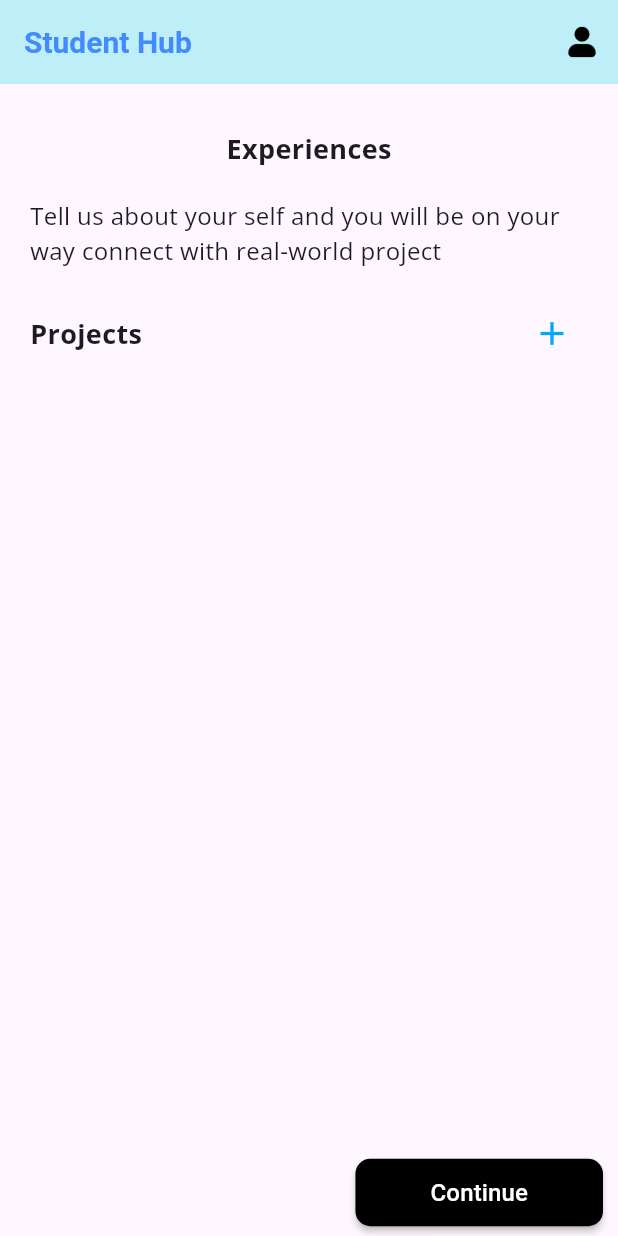
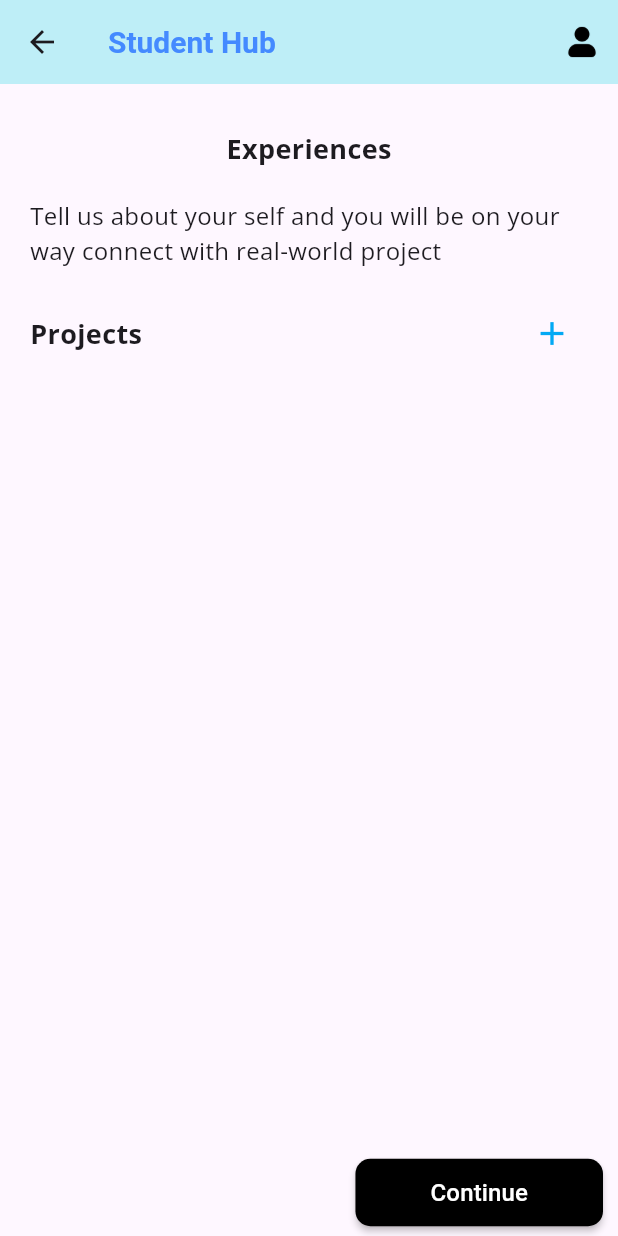
Before and after one commit to tranthienkhiem2608/student_hub, a Flutter app: the ProfileInputStudent1 screen opened directly with empty values, after a tap on "Next", on a phone screen of 412 x 824 dp. Run offline on Flutter 3.47's test engine with Material 3 defaults, Android fonts, the phone set to English and light mode, and no system bars; our stand-ins replace dotted_border, dropdown_search, email_validator, file_picker, flutter_hooks, google_fonts and 3 more; missing offline and left inert: bulleted_list, flutter_dropzone, textfield_tags; statements that could not run were skipped.

Commit message:
style: Edit the overall interface

```diff
--- a/student_hub/lib/views/auth/login_view.dart
+++ b/student_hub/lib/views/auth/login_view.dart
@@ -405,7 +405,7 @@ class _LoginPageState extends State<LoginPage>
                             style: TextStyle(
                                 color: Colors.blue,
                                 fontSize: 14.0,
-                                fontWeight: FontWeight.w400),
+                                fontWeight: FontWeight.bold),
                           ),
                         )
                       ],
--- a/student_hub/lib/views/pages/alert_page.dart
+++ b/student_hub/lib/views/pages/alert_page.dart
@@ -25,7 +25,7 @@ class AlertPage extends StatelessWidget {
                 alignment: Alignment.centerLeft,
                 child: Text(
                   'New',
-                  style: TextStyle(color: Color(0xFF0c9bab), fontSize: 25.0, fontWeight: FontWeight.bold),
+                  style: TextStyle(color: Color(0xFF0c9bab), fontSize: 20.0, fontWeight: FontWeight.bold),
                 ),
               ),
               SizedBox(height: 10),
@@ -52,7 +52,7 @@ class AlertPage extends StatelessWidget {
                 alignment: Alignment.centerLeft,
                 child: Text(
                   'Today',
-                  style: TextStyle(color: Color(0xFF0c9bab), fontSize: 25.0, fontWeight: FontWeight.bold),
+                  style: TextStyle(color: Color(0xFF0c9bab), fontSize: 20.0, fontWeight: FontWeight.bold),
                 ),
               ),
               SizedBox(height: 10),
@@ -79,7 +79,7 @@ class AlertPage extends StatelessWidget {
                 alignment: Alignment.centerLeft,
                 child: Text(
                   'Oldest',
-                  style: TextStyle(color: Color(0xFF0c9bab), fontSize: 25.0, fontWeight: FontWeight.bold),
+                  style: TextStyle(color: Color(0xFF0c9bab), fontSize: 20.0, fontWeight: FontWeight.bold),
                 ),
               ),
               SizedBox(height: 10),
--- a/student_hub/lib/views/profile_creation/student/home_view.dart
+++ b/student_hub/lib/views/profile_creation/student/home_view.dart
@@ -7,7 +7,6 @@ import 'package:student_hub/models/student_user.dart';
 import 'package:student_hub/view_models/nav_bottom_controller.dart';
 import 'package:student_hub/views/pages/alert_page.dart';
 import 'package:student_hub/views/pages/dashboard_page.dart';
-import 'package:student_hub/views/pages/dashboard_page_student.dart';
 import 'package:student_hub/views/pages/message_page.dart';
 import 'package:student_hub/views/pages/projects_page.dart';
 
--- a/student_hub/lib/views/profile_creation/student/profile_input_student1.dart
+++ b/student_hub/lib/views/profile_creation/student/profile_input_student1.dart
@@ -44,6 +44,7 @@ class _ProfileInputStudent1State extends State<ProfileInputStudent1> {
     super.dispose();
     _textfieldTagsController.dispose();
   }
+
   void _addNewLanguage(String language, String level) {
     final newLanguage = {'name': language, 'level': level};
     setState(() {
@@ -57,8 +58,6 @@ class _ProfileInputStudent1State extends State<ProfileInputStudent1> {
     });
   }
 
-
-
   void _addNewEducation(String schoolName, int yearsStart, int yearsEnd) {
     setState(() {
       final newEducation = {
@@ -69,24 +68,24 @@ class _ProfileInputStudent1State extends State<ProfileInputStudent1> {
       educationList.add(newEducation);
     });
   }
+
   void _deleteEducation(String schoolName) {
     setState(() {
-      educationList.removeWhere((element) => element['schoolName'] == schoolName);
+      educationList
+          .removeWhere((element) => element['schoolName'] == schoolName);
     });
   }
+
   void _editLanguage(List<Map<String, dynamic>> listLanguagesDelete) {
-    for(var i = 0; i < listLanguagesDelete.length; i++)
-    {
+    for (var i = 0; i < listLanguagesDelete.length; i++) {
       print(listLanguagesDelete[i]);
-      if(languages.contains(listLanguagesDelete[i]))
-      {
+      if (languages.contains(listLanguagesDelete[i])) {
         setState(() {
           languages.removeWhere((element) => element == listLanguagesDelete[i]);
         });
       }
     }
   }
-
 
   final List<String> skills = [
     'Flutter',
@@ -139,7 +138,25 @@ class _ProfileInputStudent1State extends State<ProfileInputStudent1> {
   Widget build(BuildContext context) {
     return Scaffold(
       resizeToAvoidBottomInset: false,
-      appBar: const _AppBar(),
+      appBar: AppBar(
+        automaticallyImplyLeading: true,
+        title: const Text('Student Hub',
+            style: TextStyle(
+                color: Colors.blueAccent,
+                fontSize: 20,
+                fontWeight: FontWeight.bold)),
+        backgroundColor: const Color(0xFFBEEEF7),
+        actions: <Widget>[
+          IconButton(
+            icon: SizedBox(
+              width: 25,
+              height: 25,
+              child: Image.asset('assets/icons/user_ic.png'),
+            ),
+            onPressed: () {},
+          ),
+        ],
+      ),
       body: SingleChildScrollView(
         child: Column(
           children: <Widget>[
@@ -441,7 +458,8 @@ class _ProfileInputStudent1State extends State<ProfileInputStudent1> {
                         final result = await showDialog<Map<String, dynamic>>(
                           context: context,
                           builder: (BuildContext context) {
-                            return PopUpLanguagesWidget(_addNewLanguage, languages);
+                            return PopUpLanguagesWidget(
+                                _addNewLanguage, languages);
                           },
                         );
 
@@ -451,7 +469,8 @@ class _ProfileInputStudent1State extends State<ProfileInputStudent1> {
                           });
                         }
                       },
-                      icon: const Icon(Icons.add, size: 26, color: Colors.lightBlue),
+                      icon: const Icon(Icons.add,
+                          size: 26, color: Colors.lightBlue),
                     ),
                   ),
                 ),
@@ -460,7 +479,8 @@ class _ProfileInputStudent1State extends State<ProfileInputStudent1> {
                     showDialog(
                       context: context,
                       builder: (BuildContext context) {
-                        return PopUpLanguagesEditWidget(_deleteLanguage, languages);
+                        return PopUpLanguagesEditWidget(
+                            _deleteLanguage, languages);
                       },
                     );
                   },
@@ -512,11 +532,13 @@ class _ProfileInputStudent1State extends State<ProfileInputStudent1> {
                         showDialog(
                           context: context,
                           builder: (BuildContext context) {
-                            return PopUpEducationEditWidget(_addNewEducation,_deleteEducation," ", 0, 0);
+                            return PopUpEducationEditWidget(
+                                _addNewEducation, _deleteEducation, " ", 0, 0);
                           },
                         );
                       },
-                      icon: const Icon(Icons.add, size: 26, color: Colors.lightBlue),
+                      icon: const Icon(Icons.add,
+                          size: 26, color: Colors.lightBlue),
                     ),
                   ),
                 ),
@@ -536,7 +558,10 @@ class _ProfileInputStudent1State extends State<ProfileInputStudent1> {
                         borderRadius: BorderRadius.circular(10),
                       ),
                       height: 160,
-                      child: ShowSchoolWidget(educationList: educationList, deleteSchool: _deleteEducation, addNewEducation: _addNewEducation),
+                      child: ShowSchoolWidget(
+                          educationList: educationList,
+                          deleteSchool: _deleteEducation,
+                          addNewEducation: _addNewEducation),
                     ),
                   ],
                 ),
--- a/student_hub/lib/views/profile_creation/student/profile_input_student2.dart
+++ b/student_hub/lib/views/profile_creation/student/profile_input_student2.dart
@@ -8,17 +8,13 @@ import 'package:student_hub/widgets/show_project_student_widget.dart';
 import '../../../models/project_student.dart';
 import '../../../widgets/pop_up_project_widget.dart';
 
-
 class ProfileInputStudent2 extends StatefulWidget {
   final StudentUser studentUser;
-  const ProfileInputStudent2(this.studentUser,{super.key});
+  const ProfileInputStudent2(this.studentUser, {super.key});
 
   @override
   _ProfileInputStudent2State createState() => _ProfileInputStudent2State();
-
 }
-
-
 
 class _ProfileInputStudent2State extends State<ProfileInputStudent2> {
   final List<String> skills = [
@@ -39,8 +35,8 @@ class _ProfileInputStudent2State extends State<ProfileInputStudent2> {
     'Firebase',
   ];
 
-
-  void _addNewProject(String projectName, DateTime startDate, DateTime endDate, String description, List<String> skills) {
+  void _addNewProject(String projectName, DateTime startDate, DateTime endDate,
+      String description, List<String> skills) {
     setState(() {
       widget.studentUser.projectsList.add(ProjectStudent(
         projectName: projectName,
@@ -49,14 +45,14 @@ class _ProfileInputStudent2State extends State<ProfileInputStudent2> {
         projectDescription: description,
         skillsListProject: skills,
       ));
-
     });
     // Add your logic here for handling the icon press
   }
 
   void _deleteProject(String projectName) {
     setState(() {
-      widget.studentUser.projectsList.removeWhere((project) => project.projectName == projectName);
+      widget.studentUser.projectsList
+          .removeWhere((project) => project.projectName == projectName);
     });
     // Add your logic here for handling the icon press
   }
@@ -68,7 +64,25 @@ class _ProfileInputStudent2State extends State<ProfileInputStudent2> {
     final selectedSkills = <String>[];
     return Scaffold(
       resizeToAvoidBottomInset: false,
-      appBar: const _AppBar(),
+      appBar: AppBar(
+        automaticallyImplyLeading: true,
+        title: const Text('Student Hub',
+            style: TextStyle(
+                color: Colors.blueAccent,
+                fontSize: 20,
+                fontWeight: FontWeight.bold)),
+        backgroundColor: const Color(0xFFBEEEF7),
+        actions: <Widget>[
+          IconButton(
+            icon: SizedBox(
+              width: 25,
+              height: 25,
+              child: Image.asset('assets/icons/user_ic.png'),
+            ),
+            onPressed: () {},
+          ),
+        ],
+      ),
       body: SingleChildScrollView(
         child: Column(
           children: <Widget>[
@@ -114,11 +128,13 @@ class _ProfileInputStudent2State extends State<ProfileInputStudent2> {
                       showDialog(
                         context: context,
                         builder: (BuildContext context) {
-                          return PopUpProjectWidget(_addNewProject,_deleteProject, '', null, null, '', const []);
+                          return PopUpProjectWidget(_addNewProject,
+                              _deleteProject, '', null, null, '', const []);
                         },
                       );
                     },
-                    icon: const Icon(Icons.add, size: 26, color: Colors.lightBlue),
+                    icon: const Icon(Icons.add,
+                        size: 26, color: Colors.lightBlue),
                   ),
                 ],
               ),
@@ -131,7 +147,10 @@ class _ProfileInputStudent2State extends State<ProfileInputStudent2> {
                   children: [
                     SizedBox(
                       height: 500,
-                      child: ShowProjectStudentWidget(userStudent: widget.studentUser, deleteProject: _deleteProject, addNewProject: _addNewProject),
+                      child: ShowProjectStudentWidget(
+                          userStudent: widget.studentUser,
+                          deleteProject: _deleteProject,
+                          addNewProject: _addNewProject),
                     ),
                   ],
                 ),
@@ -146,7 +165,8 @@ class _ProfileInputStudent2State extends State<ProfileInputStudent2> {
                   opacity: const AlwaysStoppedAnimation(1),
                   child: MaterialButton(
                     onPressed: () {
-                      ControllerRoute(context).navigateToProfileInputStudent3(widget.studentUser);
+                      ControllerRoute(context)
+                          .navigateToProfileInputStudent3(widget.studentUser);
                     },
                     height: 45,
                     color: Colors.black,
@@ -199,7 +219,6 @@ class _AppBar extends StatelessWidget implements PreferredSizeWidget {
   @override
   Size get preferredSize => const Size.fromHeight(kToolbarHeight);
 }
-
 
 Future<List<String>> getData(String? filter) async {
   List<String> skills = [
```
Also changed, not shown: student_hub/lib/app_theme.dart (+9 -3 lines), student_hub/lib/view_models/controller_route.dart (+10 -10 lines), student_hub/lib/views/auth/chooserole_view.dart (+25 -5 lines), student_hub/lib/views/auth/signup_info_view.dart (+21 -3 lines), student_hub/lib/views/pages/chat_screen/chat_room.dart (+3 -5 lines), student_hub/lib/views/pages/dashboard_page.dart (+14 -12 lines), student_hub/lib/views/pages/dashboard_page_student.dart (deleted, +0 -48 lines), student_hub/lib/views/profile_creation/student/profile_student_dragcv.dart (+17 -10 lines). Lines whose indentation alone changed are shown as unchanged.
